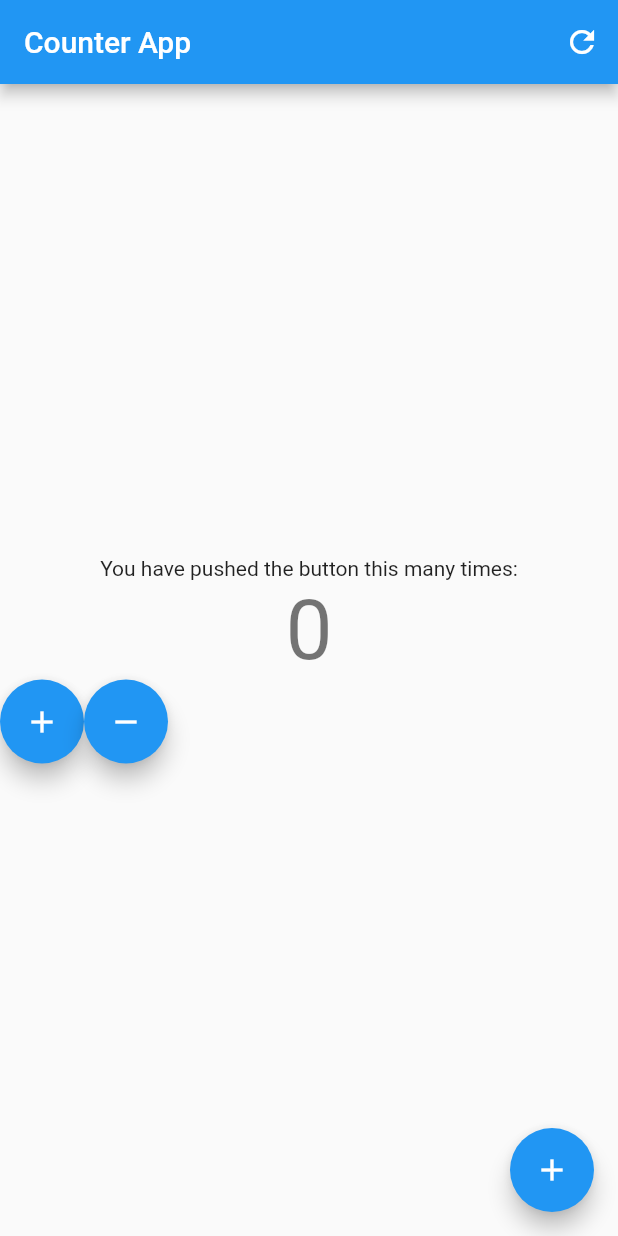
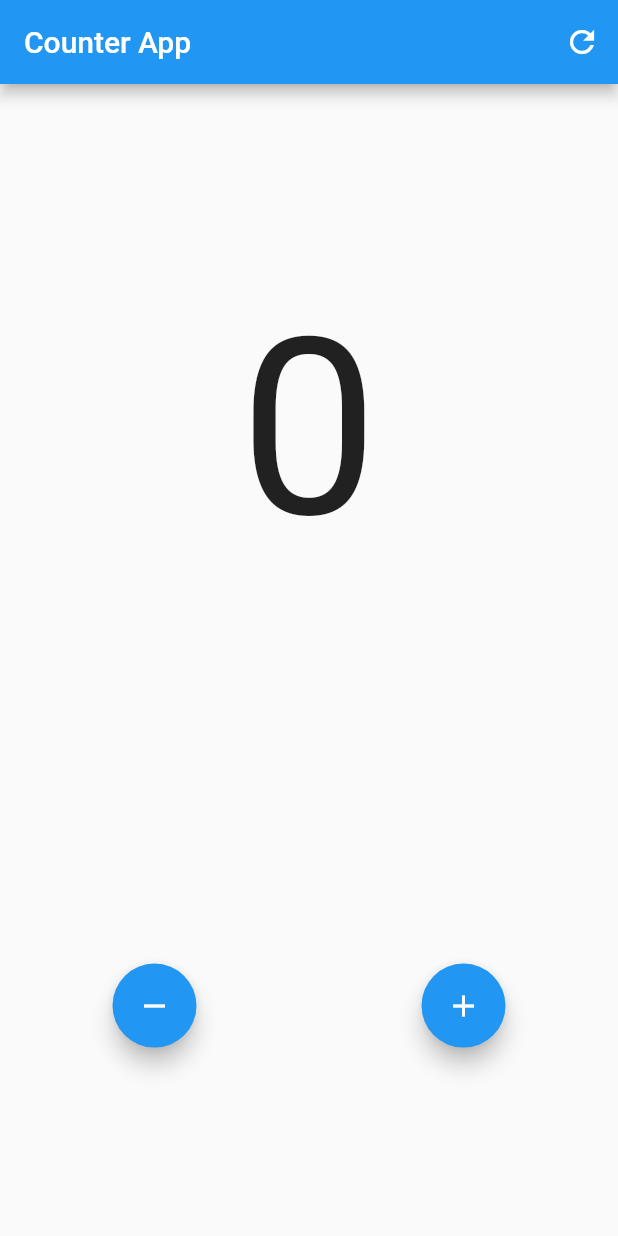
Before and after one commit to YogPanjarale/counter_app_flutter, a Flutter app: the screen it shows after launch, on a phone screen of 412 x 824 dp. Run offline on Flutter 3.47's test engine with Material 2 defaults, Android fonts, the phone set to English and light mode, and no system bars; our stand-ins replace shared_preferences.

Commit message:
little ui imporvements

```diff
--- a/lib/main.dart
+++ b/lib/main.dart
@@ -11,6 +11,7 @@ class MyApp extends StatelessWidget {
   @override
   Widget build(BuildContext context) {
     return MaterialApp(
+      debugShowCheckedModeBanner: false,
       title: 'Flutter Demo',
       theme: ThemeData(
         primarySwatch: Colors.blue,
@@ -63,6 +64,7 @@ class _MyHomePageState extends State<MyHomePage> {
       prefs.setInt('counter', _counter);
     });
   }
+
   void _resetCounter() async {
     // if (_counter <= 0) return;
     final prefs = await SharedPreferences.getInstance();
@@ -78,43 +80,56 @@ class _MyHomePageState extends State<MyHomePage> {
       appBar: AppBar(
         title: Text(widget.title),
         actions: [
-          IconButton(onPressed: _resetCounter ,icon: Icon(Icons.refresh))
+          IconButton(
+            onPressed: _resetCounter,
+            icon: const Icon(Icons.refresh),
+          )
         ],
       ),
       body: Center(
         child: Column(
           mainAxisAlignment: MainAxisAlignment.center,
           children: <Widget>[
-            const Text(
-              'You have pushed the button this many times:',
+            Expanded(
+              flex: 3,
+              child: Center(
+                child: Text(
+                  '$_counter',
+                  style: TextStyle(
+                      fontSize: MediaQuery.of(context).size.height * 0.2),
                 ),
-            Text(
-              '$_counter',
-              style: Theme.of(context).textTheme.headline2,
               ),
-            Row(
+            ),
+            // SizedBox(height:MediaQuery.of(context).size.height*0.4,),
+            Expanded(
+              flex: 2,
+              child: Center(
+                child: Row(
+                  mainAxisAlignment: MainAxisAlignment.spaceAround,
                   children: [
+                    FloatingActionButton(
+                      onPressed: _decrementCounter,
+                      tooltip: 'Decrement',
+                      child: const Icon(Icons.remove),
+                    ),
                     FloatingActionButton(
                       onPressed: _incrementCounter,
                       tooltip: 'Increment',
                       child: const Icon(Icons.add),
                     ),
-                FloatingActionButton(
-                  onPressed: _decrementCounter,
-                  tooltip: 'Decrement',
-                  child: const Icon(Icons.remove),
+                  ],
                 ),
-              ],
-            )
+              ),
+            ),
           ],
         ),
       ),
 
-      floatingActionButton: FloatingActionButton(
-        onPressed: _incrementCounter,
-        tooltip: 'Increment',
-        child: const Icon(Icons.add),
-      ), // This trailing comma makes auto-formatting nicer for build methods.
+      // floatingActionButton: FloatingActionButton(
+      //   onPressed: _resetCounter,
+      //   tooltip: 'Reset',
+      //   child: const Icon(Icons.refresh),
+      // ), // This trailing comma makes auto-formatting nicer for build methods.
     );
   }
 }
```
Lines whose indentation alone changed are shown as unchanged.
